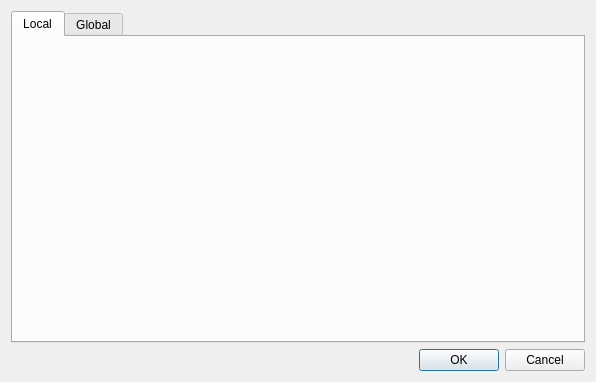
The window that src/aux_widgets/RepoConfigDlg.ui (francescmm/GitQlient) describes before a commit, drawn with Qt 5.
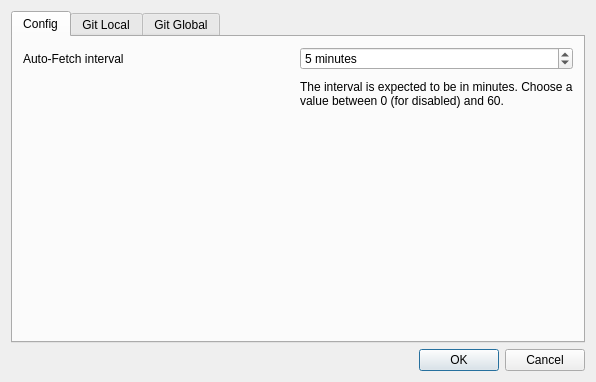
The same window after the commit. Icons and pictures are not drawn.

Commit message: Adding auto-fetch option per repo

What changed in the file:
```diff
--- a/src/aux_widgets/RepoConfigDlg.ui
+++ b/src/aux_widgets/RepoConfigDlg.ui
@@ -19,13 +19,82 @@
      <property name="currentIndex">
       <number>0</number>
      </property>
+     <widget class="QWidget" name="tab_3">
+      <attribute name="icon">
+       <iconset resource="../resources.qrc">
+        <normaloff>:/icons/GitQlientLogo32</normaloff>:/icons/GitQlientLogo32</iconset>
+      </attribute>
+      <attribute name="title">
+       <string>Config</string>
+      </attribute>
+      <layout class="QGridLayout" name="gridLayout">
+       <property name="leftMargin">
+        <number>10</number>
+       </property>
+       <property name="topMargin">
+        <number>10</number>
+       </property>
+       <property name="rightMargin">
+        <number>10</number>
+       </property>
+       <property name="bottomMargin">
+        <number>10</number>
+       </property>
+       <property name="spacing">
+        <number>10</number>
+       </property>
+       <item row="1" column="1">
+        <widget class="QLabel" name="label_3">
+         <property name="text">
+          <string>The interval is expected to be in minutes. Choose a value between 0 (for disabled) and 60.</string>
+         </property>
+         <property name="wordWrap">
+          <bool>true</bool>
+         </property>
+        </widget>
+       </item>
+       <item row="0" column="1">
+        <widget class="QSpinBox" name="autoFetch">
+         <property name="suffix">
+          <string> minutes</string>
+         </property>
+         <property name="maximum">
+          <number>60</number>
+         </property>
+         <property name="value">
+          <number>5</number>
+         </property>
+        </widget>
+       </item>
+       <item row="3" column="1">
+        <spacer name="verticalSpacer">
+         <property name="orientation">
+          <enum>Qt::Vertical</enum>
+         </property>
+         <property name="sizeHint" stdset="0">
+          <size>
+           <width>20</width>
+           <height>40</height>
+          </size>
+         </property>
+        </spacer>
+       </item>
+       <item row="0" column="0">
+        <widget class="QLabel" name="label">
+         <property name="text">
+          <string>Auto-Fetch interval</string>
+         </property>
+        </widget>
+       </item>
+      </layout>
+     </widget>
      <widget class="QWidget" name="tab">
       <attribute name="icon">
        <iconset resource="../resources.qrc">
         <normaloff>:/icons/local</normaloff>:/icons/local</iconset>
       </attribute>
       <attribute name="title">
-       <string>Local</string>
+       <string>Git Local</string>
       </attribute>
      </widget>
      <widget class="QWidget" name="tab_2">
@@ -34,7 +103,7 @@
         <normaloff>:/icons/server</normaloff>:/icons/server</iconset>
       </attribute>
       <attribute name="title">
-       <string>Global</string>
+       <string>Git Global</string>
       </attribute>
      </widget>
     </widget>
```
The commit also changes 5 other files.
